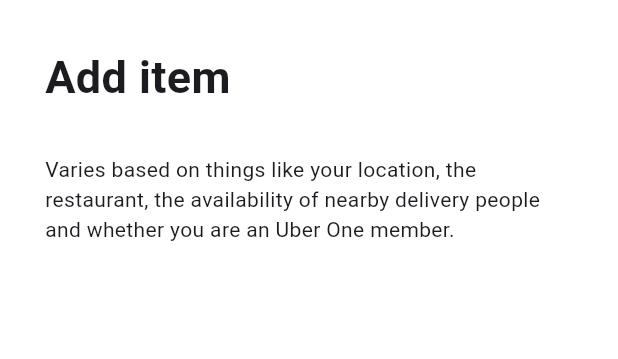
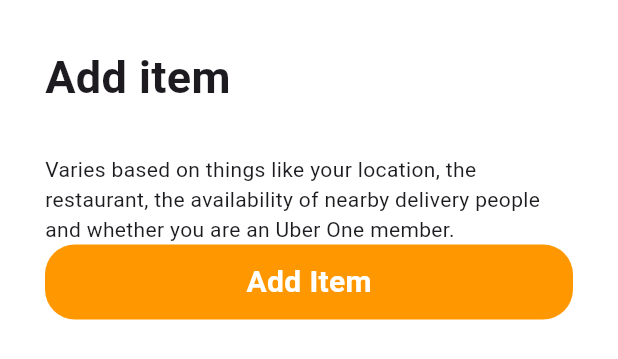
Before and after one commit to bruce414/food_inspection, a Flutter app: the ManualAddFoodBs widget shown alone on an empty page, opened directly, on a phone screen of 412 x 824 dp. Shown: the top 359 px of the screen. Run offline on Flutter 3.47's test engine with Material 3 defaults, Android fonts, the phone set to English and light mode, and no system bars; our stand-ins replace camera, flutter_riverpod, persistent_bottom_nav_bar_v2.

Commit message:
changed the add-food-items bottom sheet a bit

```diff
--- a/lib/frontend/components/manual_add_food_bs.dart
+++ b/lib/frontend/components/manual_add_food_bs.dart
@@ -8,31 +8,56 @@ class ManualAddFoodBs extends StatefulWidget {
 }
 
 class _ManualAddFoodBsState extends State<ManualAddFoodBs> {
+
+  Widget _addItemButton() {
+    return Container(
+      height: 50,
+      decoration: BoxDecoration(
+        color: Colors.orange,
+        borderRadius: BorderRadius.circular(20.0),
+      ),
+      child: const Center(
+        child: Text(
+          'Add Item',
+          style: TextStyle(
+            fontWeight: FontWeight.bold,
+            fontSize: 20.0,
+            color: Colors.white,
+          ),
+        ),
+      ),
+    );
+  }
+
   @override
   Widget build(BuildContext context) {
-    return const SizedBox(
+    return SizedBox(
       height: 600,
       child: Padding(
-        padding: EdgeInsets.all(30.0),
+        padding: const EdgeInsets.all(30.0),
         child: SingleChildScrollView(
           child: Column(
             crossAxisAlignment: CrossAxisAlignment.start,
             mainAxisSize: MainAxisSize.min,
             children: [
-              Text(
+              const Text(
                 'Add item',
                 style: TextStyle(
                   fontWeight: FontWeight.bold,
                   fontSize: 30.0,
                 ),
               ),
-              SizedBox(
+              const SizedBox(
                 height: 30.0,
               ),
-              Text(
+              const Text(
                   'Varies based on things like your location, the \n'
                       'restaurant, the availability of nearby delivery people and whether you are an Uber One member.'
               ),
+              Align(
+                alignment: Alignment.bottomCenter,
+                child: _addItemButton(),
+              )
             ],
           ),
         ),
```
